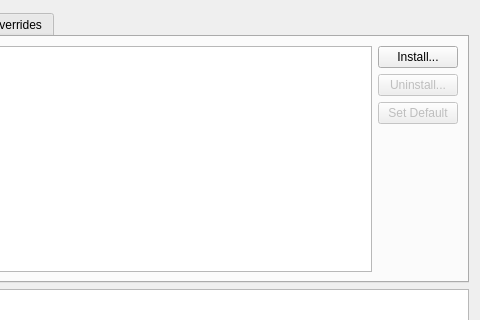
Before: the Qt Designer form Source/UI/RustInstaller.ui in krre/afterglow, drawn with Qt 5; both pictures show x 332 to 812 and y 0 to 320 of the 812 by 600 pixel window.
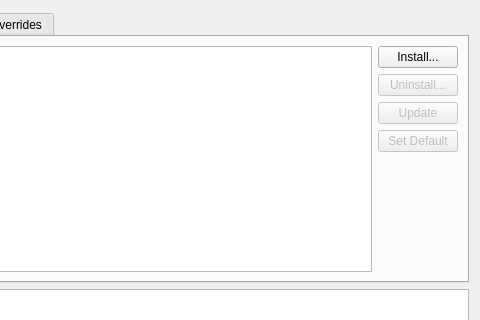
After: the same form once the commit is applied. The open tabs and pages were chosen to show the change.

```diff
--- a/Source/UI/RustInstaller.ui
+++ b/Source/UI/RustInstaller.ui
@@ -175,6 +175,16 @@
            </property>
           </widget>
          </item>
+         <item>
+          <widget class="QPushButton" name="pushButtonUpdateToolchain">
+           <property name="enabled">
+            <bool>false</bool>
+           </property>
+           <property name="text">
+            <string>Update</string>
+           </property>
+          </widget>
+         </item>
          <item>
           <widget class="QPushButton" name="pushButtonSetDefaultToolchain">
            <property name="enabled">
```
